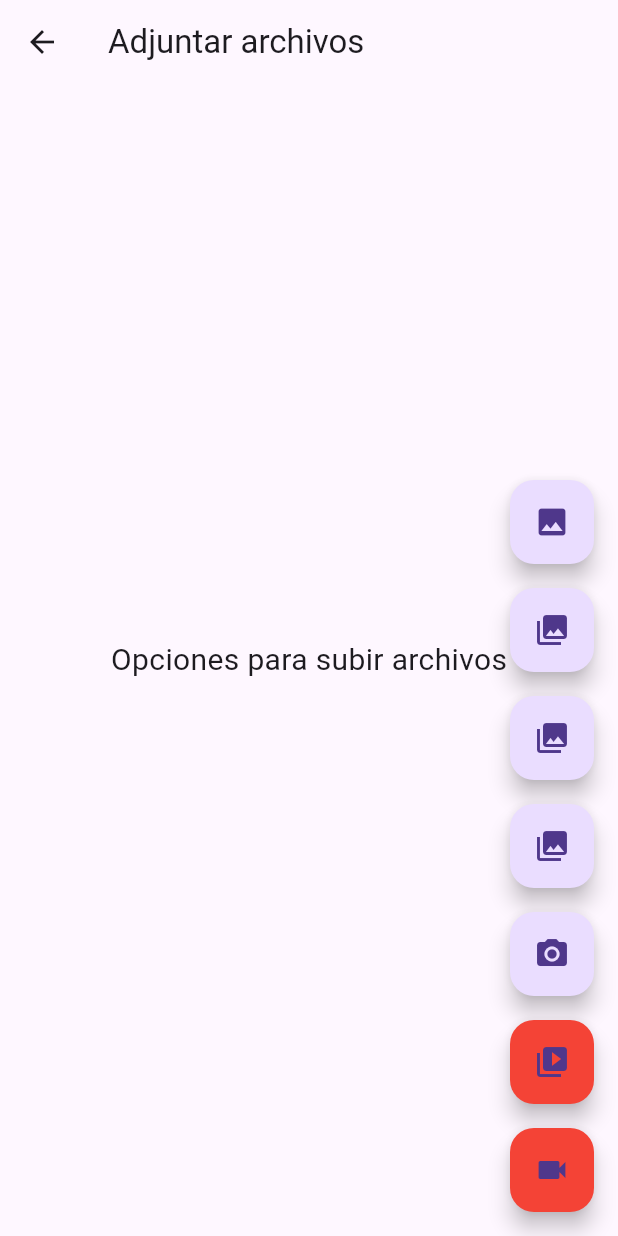
After one commit to CeciCatu/archivos, a Flutter app: the ArchivosView screen opened directly, on a phone screen of 412 x 824 dp. The commit adds this screen. Run offline on Flutter 3.47's test engine with Material 3 defaults, Android fonts, the phone set to English and light mode, and no system bars; our stand-ins replace image_picker, video_player.

Commit message:
creacion de view y view model para trasapasar funciones y vista

```diff
--- /dev/null
+++ b/lib/archivos/views/archivos_view.dart
@@ -0,0 +1,98 @@
+// ignore_for_file: avoid_print
+
+import 'package:flutter/material.dart';
+
+class ArchivosView extends StatelessWidget {
+  const ArchivosView({super.key});
+
+  @override
+  Widget build(BuildContext context) {
+    return Stack(
+      children: [
+        Scaffold(
+          appBar: AppBar(
+            title: const Text(
+              'Adjuntar archivos',
+            ),
+          ),
+          body: const Center(
+            child: Text(
+              "Opciones para subir archivos",
+              style: TextStyle(fontSize: 20),
+            ),
+          ),
+          floatingActionButton: Column(
+            mainAxisAlignment: MainAxisAlignment.end,
+            children: <Widget>[
+              Semantics(
+                label: 'image_picker_example_from_gallery',
+                child: FloatingActionButton(
+                  onPressed: () {},
+                  heroTag: 'image0',
+                  tooltip: 'Elija una imagen de la galería.',
+                  child: const Icon(Icons.photo),
+                ),
+              ),
+              Padding(
+                padding: const EdgeInsets.only(top: 16.0),
+                child: FloatingActionButton(
+                  onPressed: () {},
+                  heroTag: 'multipleMedia',
+                  tooltip: 'Elija varios medios de la galería.',
+                  child: const Icon(Icons.photo_library),
+                ),
+              ),
+              Padding(
+                padding: const EdgeInsets.only(top: 16.0),
+                child: FloatingActionButton(
+                  onPressed: () {},
+                  heroTag: 'media',
+                  tooltip: 'Elija medios únicos de la galería',
+                  child: const Icon(Icons.photo_library),
+                ),
+              ),
+              Padding(
+                padding: const EdgeInsets.only(top: 16.0),
+                child: FloatingActionButton(
+                  onPressed: () {},
+                  heroTag: 'image1',
+                  tooltip: 'Elija varias imágenes de la galería',
+                  child: const Icon(Icons.photo_library),
+                ),
+              ),
+              Padding(
+                padding: const EdgeInsets.only(top: 16.0),
+                child: FloatingActionButton(
+                  onPressed: () {},
+                  heroTag: 'image2',
+                  tooltip: 'Toma una foto',
+                  child: const Icon(Icons.camera_alt),
+                ),
+              ),
+              Padding(
+                padding: const EdgeInsets.only(top: 16.0),
+                child: FloatingActionButton(
+                  backgroundColor: Colors.red,
+                  onPressed: () {},
+                  heroTag: 'video0',
+                  tooltip: 'Elija video de la galería',
+                  child: const Icon(Icons.video_library),
+                ),
+              ),
+              Padding(
+                padding: const EdgeInsets.only(top: 16.0),
+                child: FloatingActionButton(
+                  backgroundColor: Colors.red,
+                  onPressed: () {},
+                  heroTag: 'video1',
+                  tooltip: 'Grabar un vídeo',
+                  child: const Icon(Icons.videocam),
+                ),
+              ),
+            ],
+          ),
+        ),
+      ],
+    );
+  }
+}
--- /dev/null
+++ b/lib/archivos/views/views.dart
@@ -0,0 +1 @@
+export 'package:archivos/archivos/views/archivos_view.dart';
--- /dev/null
+++ b/lib/archivos/views_models/archivos_view_model.dart
@@ -0,0 +1,14 @@
+// ignore_for_file: avoid_print
+
+import 'package:flutter/material.dart';
+
+class ArchivosViewModel extends ChangeNotifier {
+  //manejar flujo del procesp
+  bool _isLoading = false;
+  bool get isLoading => _isLoading;
+
+  set isLoading(bool value) {
+    _isLoading = value;
+    notifyListeners();
+  }
+}
--- /dev/null
+++ b/lib/archivos/views_models/view_models.dart
@@ -0,0 +1 @@
+export 'package:archivos/archivos/views_models/archivos_view_model.dart';
--- a/lib/main.dart
+++ b/lib/main.dart
@@ -7,6 +7,7 @@
 import 'dart:async';
 import 'dart:io';
 
+import 'package:archivos/archivos/views/archivos_view.dart';
 import 'package:flutter/foundation.dart';
 import 'package:flutter/material.dart';
 import 'package:image_picker/image_picker.dart';
@@ -25,6 +26,8 @@ class MyApp extends StatelessWidget {
     return const MaterialApp(
       title: 'Image Picker Demo',
       home: MyHomePage(title: 'Image Picker Example'),
+      // title: 'Subir Archivos',
+      // home: ArchivosView(),
     );
   }
 }
```
